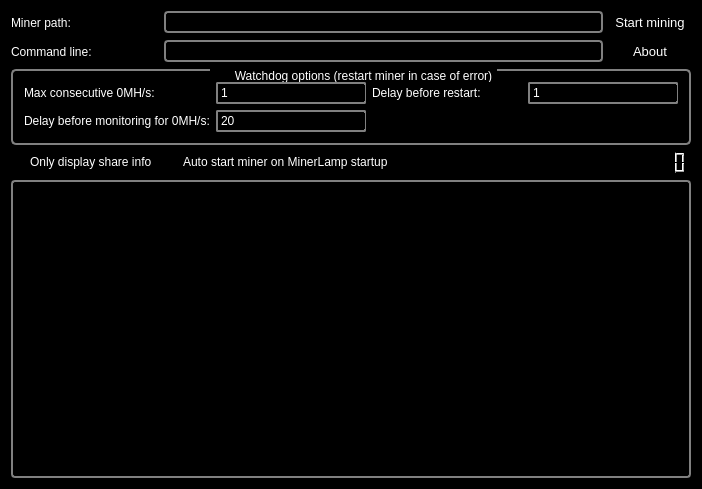
The window that mainwindow.ui (orkblutt/MinerLamp) describes before a commit, drawn with Qt 5.
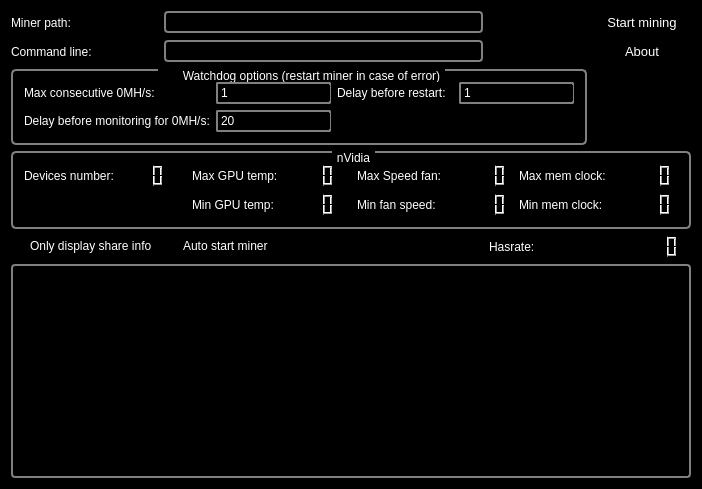
The same window after the commit. Icons and pictures are not drawn.

Commit message: added nVidia GPU monitoring readme

The edit to the form file:
```diff
--- a/mainwindow.ui
+++ b/mainwindow.ui
@@ -218,55 +218,10 @@
   </property>
   <widget class="QWidget" name="centralWidget">
    <layout class="QGridLayout" name="gridLayout_2">
-    <item row="0" column="0">
-     <widget class="QLabel" name="label_2">
-      <property name="text">
-       <string>Miner path:</string>
-      </property>
-     </widget>
-    </item>
-    <item row="0" column="1">
+    <item row="0" column="1" colspan="3">
      <widget class="QLineEdit" name="lineEditMinerPath"/>
     </item>
-    <item row="0" column="2">
-     <widget class="QPushButton" name="pushButton">
-      <property name="text">
-       <string>Start mining</string>
-      </property>
-     </widget>
-    </item>
-    <item row="1" column="0">
-     <widget class="QLabel" name="label">
-      <property name="text">
-       <string>Command line:</string>
-      </property>
-     </widget>
-    </item>
-    <item row="1" column="1">
-     <widget class="QLineEdit" name="lineEditArgs"/>
-    </item>
-    <item row="1" column="2">
-     <widget class="QPushButton" name="pushButtonHelp">
-      <property name="text">
-       <string>About</string>
-      </property>
-     </widget>
-    </item>
-    <item row="3" column="0">
-     <widget class="QCheckBox" name="checkBoxOnlyShare">
-      <property name="text">
-       <string>Only display share info</string>
-      </property>
-     </widget>
-    </item>
-    <item row="3" column="1">
-     <widget class="QCheckBox" name="checkBoxAutoStart">
-      <property name="text">
-       <string>Auto start miner on MinerLamp startup</string>
-      </property>
-     </widget>
-    </item>
-    <item row="2" column="0" colspan="3">
+    <item row="2" column="0" colspan="5">
      <widget class="QGroupBox" name="groupBoxWatchdog">
       <property name="title">
        <string>Watchdog options (restart miner in case of error)</string>
@@ -326,20 +281,163 @@
       </layout>
      </widget>
     </item>
-    <item row="4" column="0" colspan="3">
-     <widget class="QTextEdit" name="textEdit">
-      <property name="readOnly">
-       <bool>true</bool>
-      </property>
-     </widget>
+    <item row="1" column="1" colspan="3">
+     <widget class="QLineEdit" name="lineEditArgs"/>
     </item>
-    <item row="3" column="2">
+    <item row="4" column="5">
      <widget class="QLCDNumber" name="lcdNumber">
       <property name="digitCount">
        <number>7</number>
       </property>
      </widget>
     </item>
+    <item row="0" column="5">
+     <widget class="QPushButton" name="pushButton">
+      <property name="text">
+       <string>Start mining</string>
+      </property>
+     </widget>
+    </item>
+    <item row="1" column="0">
+     <widget class="QLabel" name="label">
+      <property name="text">
+       <string>Command line:</string>
+      </property>
+     </widget>
+    </item>
+    <item row="0" column="0">
+     <widget class="QLabel" name="label_2">
+      <property name="text">
+       <string>Miner path:</string>
+      </property>
+     </widget>
+    </item>
+    <item row="4" column="0">
+     <widget class="QCheckBox" name="checkBoxOnlyShare">
+      <property name="text">
+       <string>Only display share info</string>
+      </property>
+     </widget>
+    </item>
+    <item row="1" column="5">
+     <widget class="QPushButton" name="pushButtonHelp">
+      <property name="text">
+       <string>About</string>
+      </property>
+     </widget>
+    </item>
+    <item row="4" column="1">
+     <widget class="QCheckBox" name="checkBoxAutoStart">
+      <property name="text">
+       <string>Auto start miner</string>
+      </property>
+     </widget>
+    </item>
+    <item row="5" column="0" colspan="6">
+     <widget class="QTextEdit" name="textEdit">
+      <property name="readOnly">
+       <bool>true</bool>
+      </property>
+     </widget>
+    </item>
+    <item row="3" column="0" colspan="6">
+     <widget class="QGroupBox" name="groupBox">
+      <property name="title">
+       <string>nVidia</string>
+      </property>
+      <layout class="QGridLayout" name="gridLayout_3">
+       <item row="0" column="1">
+        <widget class="QLabel" name="label_8">
+         <property name="text">
+          <string>Devices number:</string>
+         </property>
+        </widget>
+       </item>
+       <item row="0" column="2">
+        <widget class="QLCDNumber" name="lcdNumberGPUCount">
+         <property name="digitCount">
+          <number>2</number>
+         </property>
+        </widget>
+       </item>
+       <item row="2" column="4">
+        <widget class="QLCDNumber" name="lcdNumberMinGPUTemp">
+         <property name="digitCount">
+          <number>3</number>
+         </property>
+        </widget>
+       </item>
+       <item row="2" column="3">
+        <widget class="QLabel" name="label_13">
+         <property name="text">
+          <string>Min GPU temp:</string>
+         </property>
+        </widget>
+       </item>
+       <item row="0" column="3">
+        <widget class="QLabel" name="label_6">
+         <property name="text">
+          <string>Max GPU temp:</string>
+         </property>
+        </widget>
+       </item>
+       <item row="0" column="4">
+        <widget class="QLCDNumber" name="lcdNumberMaxGPUTemp">
+         <property name="digitCount">
+          <number>3</number>
+         </property>
+        </widget>
+       </item>
+       <item row="0" column="6">
+        <widget class="QLCDNumber" name="lcdNumberMaxFanSpeed"/>
+       </item>
+       <item row="0" column="5">
+        <widget class="QLabel" name="label_9">
+         <property name="text">
+          <string>Max Speed fan:</string>
+         </property>
+        </widget>
+       </item>
+       <item row="0" column="7">
+        <widget class="QLabel" name="label_10">
+         <property name="text">
+          <string>Max mem clock:</string>
+         </property>
+        </widget>
+       </item>
+       <item row="2" column="5">
+        <widget class="QLabel" name="label_11">
+         <property name="text">
+          <string>Min fan speed:</string>
+         </property>
+        </widget>
+       </item>
+       <item row="0" column="8">
+        <widget class="QLCDNumber" name="lcdNumberMaxMemClock"/>
+       </item>
+       <item row="2" column="6">
+        <widget class="QLCDNumber" name="lcdNumberMinFanSpeed"/>
+       </item>
+       <item row="2" column="7">
+        <widget class="QLabel" name="label_12">
+         <property name="text">
+          <string>Min mem clock:</string>
+         </property>
+        </widget>
+       </item>
+       <item row="2" column="8">
+        <widget class="QLCDNumber" name="lcdNumberMinMemClock"/>
+       </item>
+      </layout>
+     </widget>
+    </item>
+    <item row="4" column="4">
+     <widget class="QLabel" name="label_7">
+      <property name="text">
+       <string>Hasrate:</string>
+      </property>
+     </widget>
+    </item>
    </layout>
   </widget>
  </widget>
```
The commit also changes 7 other files.
